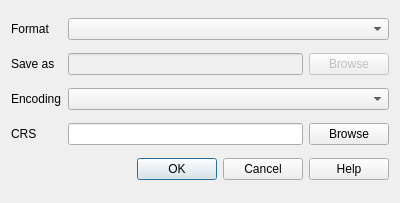
The window that qgis/src/ui/qgsvectorlayersaveasdialogbase.ui (sourcepole/qgis) describes before a commit, drawn with Qt 5.
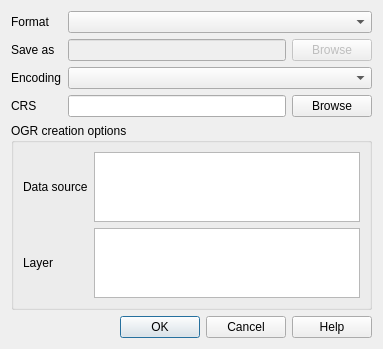
The same window after the commit.

Commit message: [FEATURE] add support for OGR creation options to and improve error handling of file writer

Patch:
```diff
--- a/qgis/src/ui/qgsvectorlayersaveasdialogbase.ui
+++ b/qgis/src/ui/qgsvectorlayersaveasdialogbase.ui
@@ -6,8 +6,8 @@
    <rect>
     <x>0</x>
     <y>0</y>
-    <width>400</width>
-    <height>203</height>
+    <width>383</width>
+    <height>348</height>
    </rect>
   </property>
   <property name="windowTitle">
@@ -38,7 +38,7 @@
      </property>
     </widget>
    </item>
-   <item row="6" column="0" colspan="3">
+   <item row="7" column="0" colspan="3">
     <widget class="QDialogButtonBox" name="buttonBox">
      <property name="orientation">
       <enum>Qt::Horizontal</enum>
@@ -101,6 +101,41 @@
    <item row="0" column="1" colspan="2">
     <widget class="QComboBox" name="mFormatComboBox"/>
    </item>
+   <item row="6" column="0" colspan="3">
+    <widget class="QGroupBox" name="groupBox">
+     <property name="title">
+      <string>OGR creation options</string>
+     </property>
+     <layout class="QGridLayout" name="gridLayout_2">
+      <item row="0" column="1">
+       <widget class="QTextEdit" name="mOgrDatasourceOptions"/>
+      </item>
+      <item row="1" column="1">
+       <widget class="QTextEdit" name="mOgrLayerOptions"/>
+      </item>
+      <item row="0" column="0">
+       <widget class="QLabel" name="label_5">
+        <property name="text">
+         <string>Data source</string>
+        </property>
+        <property name="buddy">
+         <cstring>mOgrDatasourceOptions</cstring>
+        </property>
+       </widget>
+      </item>
+      <item row="1" column="0">
+       <widget class="QLabel" name="label_6">
+        <property name="text">
+         <string>Layer</string>
+        </property>
+        <property name="buddy">
+         <cstring>mOgrLayerOptions</cstring>
+        </property>
+       </widget>
+      </item>
+     </layout>
+    </widget>
+   </item>
   </layout>
  </widget>
  <tabstops>
```
Left out of the diff: 8 changed lines with no effect on the pictures. The commit also changes 7 other files.
